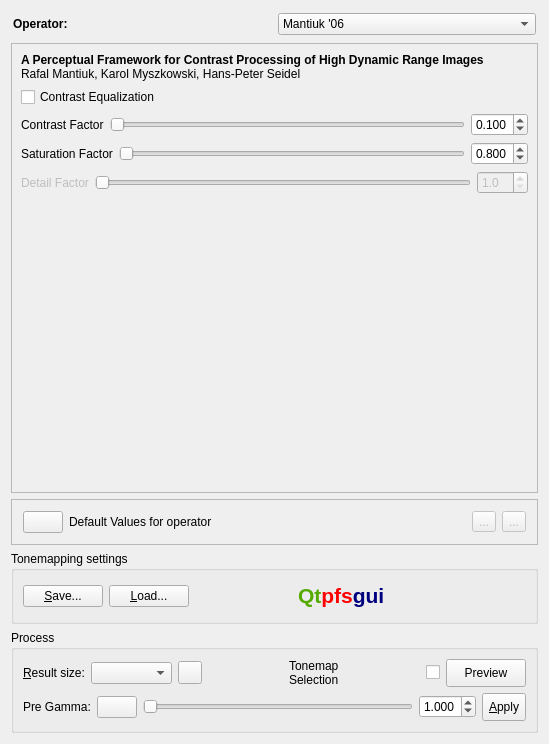
Qt form forms/TonemappingPanel.ui (LuminanceHDR/LuminanceHDR) before a commit.
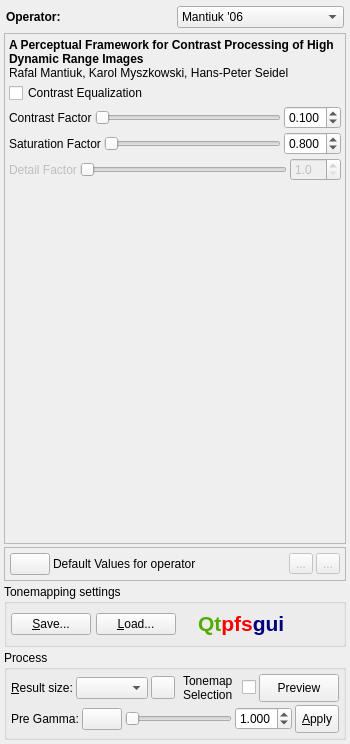
The same form after that commit. Icons and pictures are not drawn.

Commit message: Less spacing in tomemapping panel. It should remain usable on low screen resolutions. Adding image size text to LDR-Viewer-Label.

What changed in the file:
```diff
--- a/forms/TonemappingPanel.ui
+++ b/forms/TonemappingPanel.ui
@@ -1,17 +1,17 @@
 <ui version="4.0" >
  <class>TonemappingPanel</class>
- <widget class="QWidget" name="TonemappingPanel" >
-  <property name="geometry" >
+ <widget class="QWidget" name="TonemappingPanel">
+  <property name="geometry">
    <rect>
     <x>0</x>
     <y>0</y>
-    <width>549</width>
+    <width>350</width>
     <height>744</height>
    </rect>
   </property>
-  <property name="minimumSize" >
+  <property name="minimumSize">
    <size>
-    <width>445</width>
+    <width>270</width>
     <height>0</height>
    </size>
   </property>
@@ -22,9 +22,15 @@
   <property name="toolTip" >
    <string>Tonemapping Operators and options</string>
   </property>
-  <layout class="QGridLayout" name="gridLayout_13" >
-   <item row="0" column="0" >
-    <layout class="QVBoxLayout" name="verticalLayout_11" >
+  <layout class="QGridLayout" name="gridLayout_13">
+   <property name="margin">
+    <number>4</number>
+   </property>
+   <property name="spacing">
+    <number>3</number>
+   </property>
+   <item row="0" column="0">
+    <layout class="QVBoxLayout" name="verticalLayout_11">
      <item>
       <layout class="QHBoxLayout" name="horizontalLayout_3" >
        <property name="margin" >
@@ -121,9 +127,15 @@
           <verstretch>0</verstretch>
          </sizepolicy>
         </property>
-        <layout class="QGridLayout" name="gridLayout_2" >
-         <item row="0" column="0" >
-          <layout class="QVBoxLayout" name="verticalLayout" >
+        <layout class="QGridLayout" name="gridLayout_2">
+         <property name="margin">
+          <number>4</number>
+         </property>
+         <property name="spacing">
+          <number>3</number>
+         </property>
+         <item row="0" column="0">
+          <layout class="QVBoxLayout" name="verticalLayout">
            <item>
             <widget class="QLabel" name="label_desc_fattal02_2" >
              <property name="sizePolicy" >
@@ -1948,14 +1960,20 @@
        <property name="frameShadow" >
         <enum>QFrame::Raised</enum>
        </property>
-       <layout class="QGridLayout" name="gridLayout" >
-        <item row="0" column="0" >
-         <layout class="QHBoxLayout" name="_22" >
-          <property name="spacing" >
-           <number>6</number>
+       <layout class="QGridLayout" name="gridLayout">
+        <property name="margin">
+         <number>4</number>
+        </property>
+        <property name="spacing">
+         <number>3</number>
+        </property>
+        <item row="0" column="0">
+         <layout class="QHBoxLayout" name="_22">
+          <property name="spacing">
+           <number>3</number>
           </property>
-          <property name="margin" >
-           <number>2</number>
+          <property name="margin">
+           <number>1</number>
           </property>
           <item>
            <widget class="QPushButton" name="defaultButton" >
@@ -2057,9 +2075,21 @@
        <property name="title" >
         <string>Tonemapping settings</string>
        </property>
-       <layout class="QGridLayout" name="gridLayout_4" >
-        <item row="0" column="0" >
-         <layout class="QHBoxLayout" name="horizontalLayout_4" >
+       <layout class="QGridLayout" name="gridLayout_4">
+        <property name="horizontalSpacing">
+         <number>36</number>
+        </property>
+        <property name="verticalSpacing">
+         <number>3</number>
+        </property>
+        <property name="margin">
+         <number>4</number>
+        </property>
+        <item row="0" column="0">
+         <layout class="QHBoxLayout" name="horizontalLayout_4">
+          <property name="spacing">
+           <number>5</number>
+          </property>
           <item>
            <widget class="QPushButton" name="savesettingsbutton" >
             <property name="sizePolicy" >
@@ -2190,11 +2220,23 @@
        <property name="title" >
         <string>Process</string>
        </property>
-       <layout class="QGridLayout" name="gridLayout_3" >
-        <item row="0" column="0" >
-         <layout class="QVBoxLayout" name="verticalLayout_9" >
+       <layout class="QGridLayout" name="gridLayout_3">
+        <property name="margin">
+         <number>4</number>
+        </property>
+        <property name="spacing">
+         <number>3</number>
+        </property>
+        <item row="0" column="0">
+         <layout class="QVBoxLayout" name="verticalLayout_9">
+          <property name="spacing">
+           <number>3</number>
+          </property>
           <item>
-           <layout class="QHBoxLayout" name="horizontalLayout" >
+           <layout class="QHBoxLayout" name="horizontalLayout">
+            <property name="spacing">
+             <number>3</number>
+            </property>
             <item>
              <widget class="QLabel" name="label" >
               <property name="text" >
@@ -2313,7 +2355,10 @@
            </layout>
           </item>
           <item>
-           <layout class="QHBoxLayout" name="horizontalLayout_2" >
+           <layout class="QHBoxLayout" name="horizontalLayout_2">
+            <property name="spacing">
+             <number>3</number>
+            </property>
             <item>
              <widget class="QLabel" name="label_34" >
               <property name="text" >
```
Left out of the diff: 1655 changed lines with no effect on the pictures. The commit also changes 3 other files.
